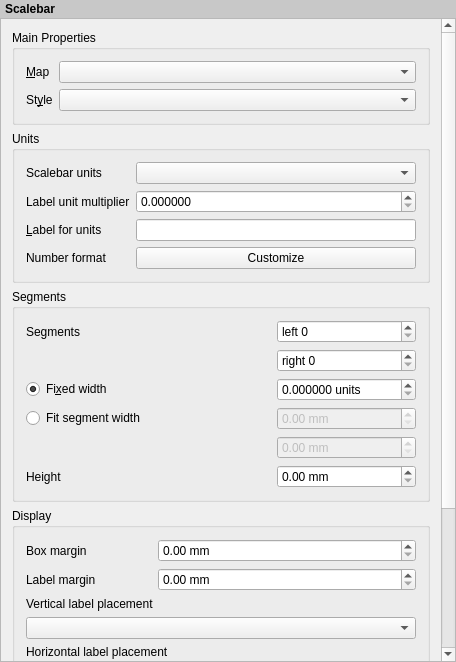
Old version of the form src/ui/layout/qgslayoutscalebarwidgetbase.ui in the repository qgis/QGIS.
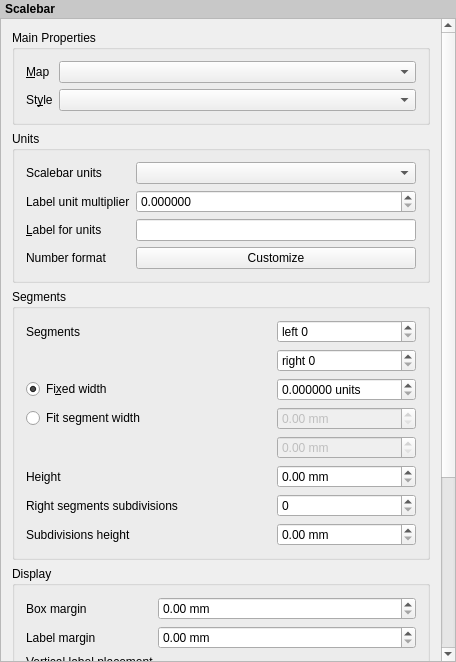
New version of the form. Custom widgets are drawn as their Qt base class.

Commit message:
[feature][layouts] Add subdivisions in ticks scalebar right segments
Adds the ability to create subdivisions for segments included in the right part of the ticksscalebar

Fixes #20341

```diff
--- a/src/ui/layout/qgslayoutscalebarwidgetbase.ui
+++ b/src/ui/layout/qgslayoutscalebarwidgetbase.ui
@@ -344,6 +344,40 @@
             </property>
            </widget>
           </item>
+          <item row="6" column="0">
+           <widget class="QLabel" name="mSubdivisionsLabel">
+            <property name="text">
+             <string>Right segments subdivisions</string>
+            </property>
+           </widget>
+          </item>
+          <item row="6" column="2">
+           <widget class="QgsSpinBox" name="mNumberOfSubdivisionsSpinBox">
+            <property name="suffix">
+             <string/>
+            </property>
+            <property name="prefix">
+             <string/>
+            </property>
+           </widget>
+          </item>
+          <item row="7" column="0">
+           <widget class="QLabel" name="mSubdivisionsHeightLabel">
+            <property name="text">
+             <string>Subdivisions height</string>
+            </property>
+           </widget>
+          </item>
+          <item row="7" column="2">
+           <widget class="QgsDoubleSpinBox" name="mSubdivisionsHeightSpinBox">
+            <property name="suffix">
+             <string> mm</string>
+            </property>
+            <property name="maximum">
+             <double>999.990000000000009</double>
+            </property>
+           </widget>
+          </item>
          </layout>
         </widget>
        </item>
```
Left out of the diff: 2 changed lines with no effect on the pictures. The commit also changes 17 other files.
